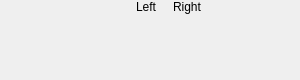
The window that librecad/src/ui/forms/qg_mousewidget.ui (LibreCAD/LibreCAD) describes before a commit, drawn with Qt 5.
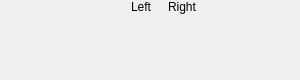
The same window after the commit. Icons and pictures are not drawn.

Commit message: mouse widget layout, icons

Diff of the .ui file:
```diff
--- a/librecad/src/ui/forms/qg_mousewidget.ui
+++ b/librecad/src/ui/forms/qg_mousewidget.ui
@@ -31,9 +31,9 @@
   <property name="windowTitle">
    <string>Mouse</string>
   </property>
-  <layout class="QGridLayout">
+  <layout class="QGridLayout" columnstretch="0,1,0,1">
    <property name="leftMargin">
-    <number>0</number>
+    <number>2</number>
    </property>
    <property name="topMargin">
     <number>0</number>
@@ -85,42 +85,30 @@
     </widget>
    </item>
    <item row="0" column="0">
-    <widget class="QFrame" name="frame">
+    <widget class="QWidget" name="widget" native="true">
      <property name="sizePolicy">
-      <sizepolicy hsizetype="Preferred" vsizetype="Preferred">
+      <sizepolicy hsizetype="Minimum" vsizetype="Preferred">
        <horstretch>0</horstretch>
        <verstretch>0</verstretch>
       </sizepolicy>
      </property>
-     <property name="maximumSize">
-      <size>
-       <width>24</width>
-       <height>16777215</height>
-      </size>
-     </property>
-     <property name="frameShape">
-      <enum>QFrame::NoFrame</enum>
-     </property>
-     <property name="frameShadow">
-      <enum>QFrame::Raised</enum>
-     </property>
-     <layout class="QVBoxLayout" name="verticalLayout">
-      <property name="spacing">
-       <number>0</number>
-      </property>
+     <layout class="QGridLayout" name="gridLayout1">
       <property name="leftMargin">
-       <number>3</number>
+       <number>2</number>
       </property>
       <property name="topMargin">
        <number>0</number>
       </property>
       <property name="rightMargin">
-       <number>0</number>
+       <number>2</number>
       </property>
       <property name="bottomMargin">
        <number>0</number>
       </property>
-      <item>
+      <property name="spacing">
+       <number>2</number>
+      </property>
+      <item row="0" column="0">
        <widget class="QLabel" name="lblShift">
         <property name="sizePolicy">
          <sizepolicy hsizetype="Preferred" vsizetype="Preferred">
@@ -137,11 +125,14 @@
         <property name="toolTip">
          <string/>
         </property>
+        <property name="frameShape">
+         <enum>QFrame::NoFrame</enum>
+        </property>
         <property name="text">
          <string/>
         </property>
-        <property name="pixmap">
-         <pixmap resource="../../../res/icons/icons.qrc">:/icons/state-shift_yes.svg</pixmap>
+        <property name="textFormat">
+         <enum>Qt::PlainText</enum>
         </property>
         <property name="scaledContents">
          <bool>false</bool>
@@ -149,12 +140,15 @@
         <property name="alignment">
          <set>Qt::AlignCenter</set>
         </property>
+        <property name="indent">
+         <number>0</number>
+        </property>
         <property name="textInteractionFlags">
          <set>Qt::NoTextInteraction</set>
         </property>
        </widget>
       </item>
-      <item>
+      <item row="1" column="0">
        <widget class="QLabel" name="lblCtrl">
         <property name="sizePolicy">
          <sizepolicy hsizetype="Preferred" vsizetype="Preferred">
@@ -168,21 +162,24 @@
           <height>0</height>
          </size>
         </property>
+        <property name="frameShape">
+         <enum>QFrame::NoFrame</enum>
+        </property>
         <property name="text">
          <string/>
         </property>
-        <property name="pixmap">
-         <pixmap resource="../../../res/icons/icons.qrc">:/icons/state_ctrl_yes.svg</pixmap>
-        </property>
         <property name="alignment">
-         <set>Qt::AlignLeading|Qt::AlignLeft|Qt::AlignVCenter</set>
+         <set>Qt::AlignCenter</set>
+        </property>
+        <property name="indent">
+         <number>0</number>
         </property>
         <property name="textInteractionFlags">
          <set>Qt::NoTextInteraction</set>
         </property>
        </widget>
       </item>
-      <item>
+      <item row="2" column="0">
        <spacer name="verticalSpacer">
         <property name="orientation">
          <enum>Qt::Vertical</enum>
@@ -198,37 +195,6 @@
      </layout>
     </widget>
    </item>
-   <item row="0" column="3">
-    <widget class="QLabel" name="lRightButton">
-     <property name="sizePolicy">
-      <sizepolicy hsizetype="Preferred" vsizetype="Fixed">
-       <horstretch>0</horstretch>
-       <verstretch>0</verstretch>
-      </sizepolicy>
-     </property>
-     <property name="minimumSize">
-      <size>
-       <width>0</width>
-       <height>28</height>
-      </size>
-     </property>
-     <property name="maximumSize">
-      <size>
-       <width>32767</width>
-       <height>80</height>
-      </size>
-     </property>
-     <property name="text">
-      <string>Right</string>
-     </property>
-     <property name="alignment">
-      <set>Qt::AlignLeading|Qt::AlignLeft|Qt::AlignTop</set>
-     </property>
-     <property name="wordWrap">
-      <bool>false</bool>
-     </property>
-    </widget>
-   </item>
    <item row="0" column="2">
     <widget class="QLabel" name="lMousePixmap">
      <property name="enabled">
@@ -252,6 +218,37 @@
      </property>
     </widget>
    </item>
+   <item row="0" column="3">
+    <widget class="QLabel" name="lRightButton">
+     <property name="sizePolicy">
+      <sizepolicy hsizetype="Preferred" vsizetype="Fixed">
+       <horstretch>0</horstretch>
+       <verstretch>0</verstretch>
+      </sizepolicy>
+     </property>
+     <property name="minimumSize">
+      <size>
+       <width>0</width>
+       <height>28</height>
+      </size>
+     </property>
+     <property name="maximumSize">
+      <size>
+       <width>32767</width>
+       <height>80</height>
+      </size>
+     </property>
+     <property name="text">
+      <string>Right</string>
+     </property>
+     <property name="alignment">
+      <set>Qt::AlignLeading|Qt::AlignLeft|Qt::AlignTop</set>
+     </property>
+     <property name="wordWrap">
+      <bool>false</bool>
+     </property>
+    </widget>
+   </item>
   </layout>
  </widget>
  <layoutdefault spacing="6" margin="11"/>
```
Left out of the diff: 5 changed lines with no effect on the pictures. The commit also changes 3 other files.
